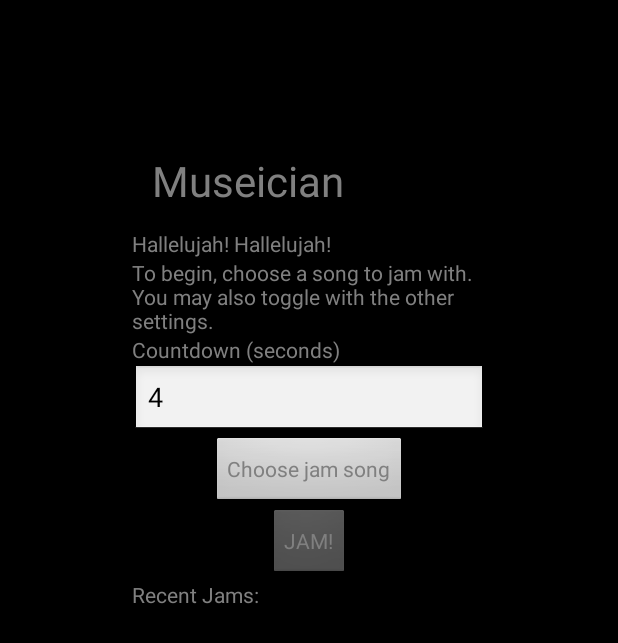
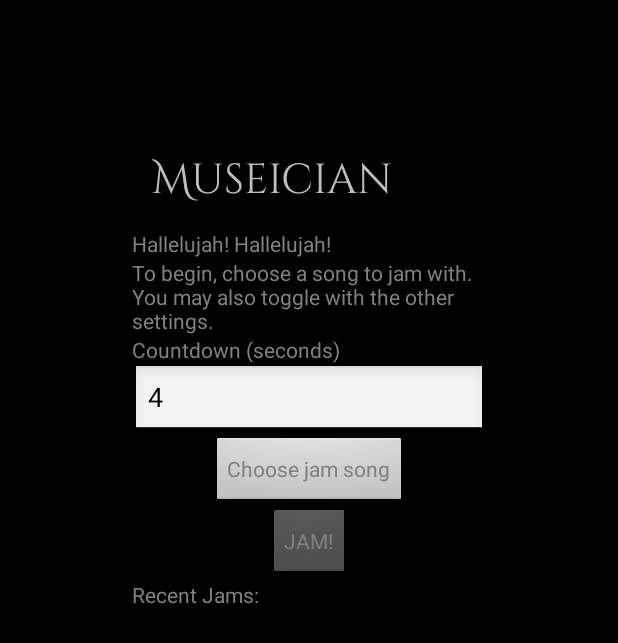
Before and after one commit to skytreader/museician, an Android app: the screen it shows after launch (HomeChooserActivity), on a phone screen of 412 x 824 dp. Shown: the top 643 px of the screen. Run offline under Robolectric (Android 15) with nearby library versions, the phone set to English and light mode, and no system bars; libraries missing offline, so code that uses them is left out: com.nbsp.materialfilepicker.

Commit message:
It works! It works! It freakin' works!

```diff
--- a/app/src/main/res/layout/app_header.xml
+++ b/app/src/main/res/layout/app_header.xml
@@ -5,10 +5,10 @@
               android:orientation="horizontal"
               android:padding="6pt"
               android:id="@+id/appHeaderBar">
-    <TextView
+    <net.skytreader.museician.ui.MuseicianHead
         android:layout_width="match_parent"
         android:layout_height="wrap_content"
-        android:hint="@string/app_name"
+        android:text="@string/app_name"
         android:textSize="28dp"
         android:id="@+id/appNameHeader"/>
 </FrameLayout>
```
